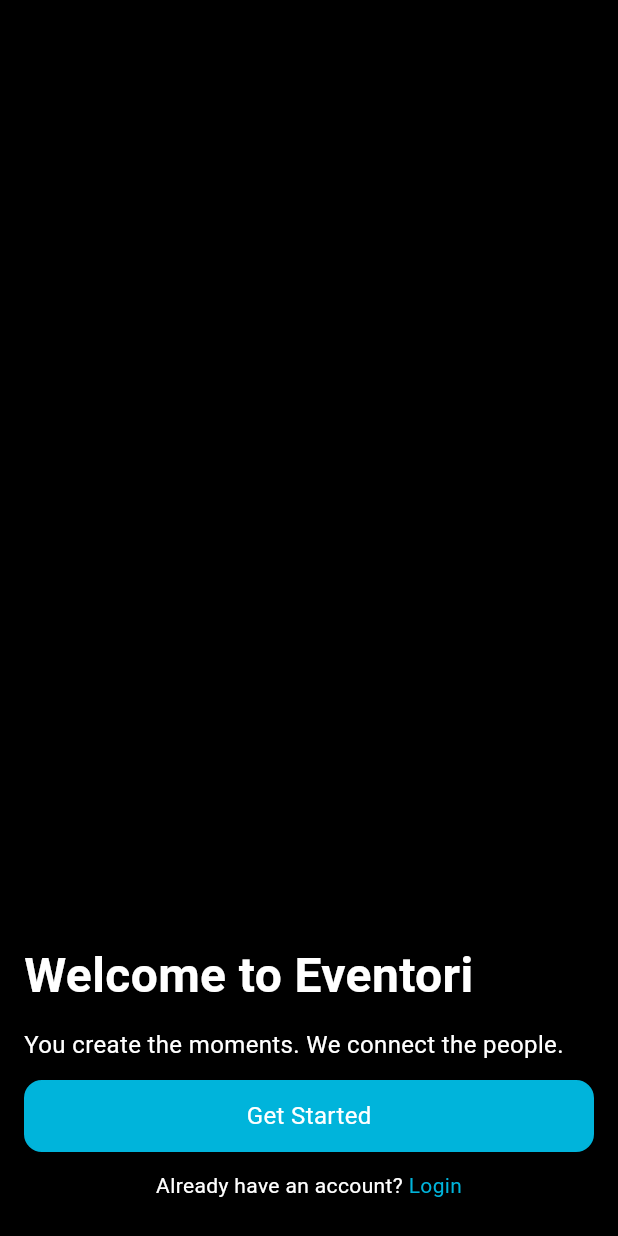
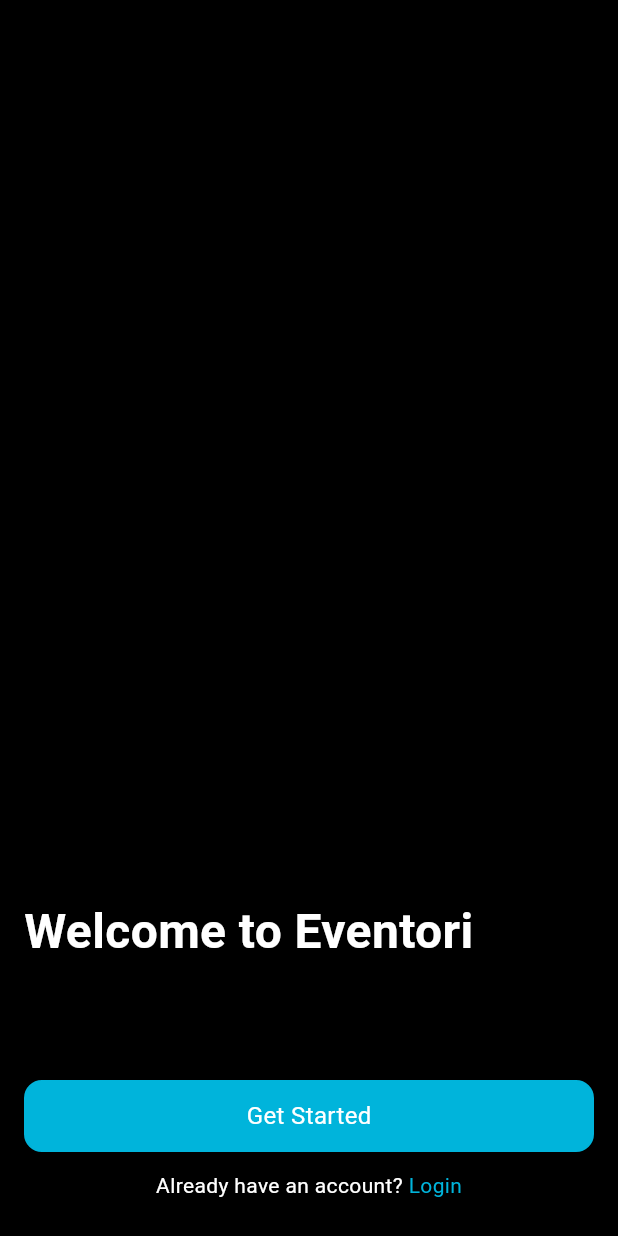
Before and after one commit to SardarAhmad000/eventori_ui, a Flutter app: the screen it shows after launch, on a phone screen of 412 x 824 dp. Run offline on Flutter 3.47's test engine with Material 3 defaults, Android fonts, the phone set to English and light mode, and no system bars; drawn by our look-alikes of zoom_tap_animation; our stand-ins replace cached_network_image, dotted_border, dropdown_button2, get, pin_code_fields, sizer; missing offline and left inert: country_picker_bkb, curved_nav_bar; Roboto replaces fonts that are missing (Outfit).

```diff
--- a/lib/constants/aap_assets.dart
+++ b/lib/constants/aap_assets.dart
@@ -28,6 +28,9 @@ class AppAssets{
   static String starIcon= 'assets/app_icons/star_icon.png';
   static String verifiedIcon= 'assets/app_icons/verified_icon.png';
   static String copyIcon= 'assets/app_icons/copy_icon.png';
+  static String addIcon= 'assets/app_icons/add_icon.png';
+  static String filterFunnelIcon= 'assets/app_icons/filter_funnel_icon.png';
+  static String moreHorizIcon= 'assets/app_icons/more_horiz_icon.png';
 
 
 
--- a/lib/constants/app_text_style.dart
+++ b/lib/constants/app_text_style.dart
@@ -15,37 +15,12 @@ class AppTextStyle {
     fontWeight: FontWeight.w600,
   );
 
-  //OnBoardingScreen
-
   static TextStyle onBoardingTitleStyle = TextStyle(
     fontFamily: fontFamily,
     color: AppTheme.whiteColor,
     fontSize: 32,
     fontWeight: FontWeight.w600,
   );
-
-  static TextStyle font16W400WhiteColorTextStyle = TextStyle(
-    fontFamily: fontFamily,
-    color: AppTheme.whiteColor,
-    fontSize: 16,
-    fontWeight: FontWeight.w400,
-  );
-
-
-  static TextStyle AlreadyTextStyle = TextStyle(
-    fontFamily: fontFamily,
-    color: AppTheme.whiteColor,
-    fontSize: 14,
-    fontWeight: FontWeight.w400,
-  );
-  static TextStyle cyanColorStyle = TextStyle(
-    fontFamily: fontFamily,
-    color: AppTheme.lightCyanColor,
-    fontSize: 14,
-    fontWeight: FontWeight.w400,
-  );
-
-  //Selection Screen
 
   static TextStyle selectionTitleStyle = TextStyle(
     fontFamily: fontFamily,
@@ -54,21 +29,6 @@ class AppTextStyle {
     fontWeight: FontWeight.w500,
   );
 
-  static TextStyle cardTitle = TextStyle(
-    fontFamily: fontFamily,
-    color: AppTheme.whiteColor,
-    fontSize: 16,
-    fontWeight: FontWeight.w600,
-  );
-
-  static TextStyle font12W400WhiteColorTextStyle = TextStyle(
-    fontFamily: fontFamily,
-    color: AppTheme.whiteColor,
-    fontSize: 12,
-    fontWeight: FontWeight.w400,
-  );
-
-  //Add Profile Screen
   static TextStyle TitleStyle = TextStyle(
     fontFamily: fontFamily,
     color: AppTheme.darkpurpleColor,
@@ -76,47 +36,26 @@ class AppTextStyle {
     fontWeight: FontWeight.w600,
   );
 
-  static TextStyle SubtitleStyle = TextStyle(
+  static TextStyle dailogeTitle = TextStyle(
     fontFamily: fontFamily,
-    color: AppTheme.stormyIndigoColor,
-    fontSize: 16,
-    fontWeight: FontWeight.w400,
+    fontSize: 32,
+    fontWeight: FontWeight.w600,
+    color: AppTheme.blackColor,
   );
 
-  static TextStyle skipStyle = TextStyle(
+  static TextStyle myEventTitle = TextStyle(
     fontFamily: fontFamily,
-    color: AppTheme.silverColor,
-    fontSize: 16,
-    fontWeight: FontWeight.w400,
+    color: AppTheme.blackColor,
+    fontSize: 24,
+    fontWeight: FontWeight.w600,
   );
 
-  //Login Screen
-
-  static TextStyle bottomtextStyle = TextStyle(
+  static TextStyle font20w500TextStyle = TextStyle(
     fontFamily: fontFamily,
-    color: AppTheme.darkpurpleColor,
-    fontSize: 16,
-    fontWeight: FontWeight.w400,
+    color: AppTheme.whiteColor,
+    fontSize: 20,
+    fontWeight: FontWeight.w500,
   );
-  static TextStyle bottomSignUptextStyle = TextStyle(
-    fontFamily: fontFamily,
-    color: AppTheme.lightCyanColor,
-    fontSize: 16,
-    fontWeight: FontWeight.w400,
-  );
-
-
-// VERIFY ACCOUNT SCREEN
-
-  static TextStyle secondtextStyle = TextStyle(
-    fontFamily: fontFamily,
-    color: AppTheme.darkpurpleColor,
-    fontSize: 16,
-    fontWeight: FontWeight.w400,
-  );
-
-
-// CreateEventScreen
 
   static TextStyle titleTextStyle = TextStyle(
     fontFamily: fontFamily,
@@ -125,66 +64,11 @@ class AppTextStyle {
     fontWeight: FontWeight.w600,
   );
 
-  static TextStyle font16titlesubtitleStyle = TextStyle(
-    fontFamily: fontFamily,
-    color: AppTheme.midnightBlueColor,
-    fontSize: 16,
-    fontWeight: FontWeight.w500,
-  );
-
-  static TextStyle createEventUpload = TextStyle(
-    fontFamily: fontFamily,
-    color: AppTheme.silverColor,
-    fontSize: 14,
-    fontWeight: FontWeight.w500,
-  );
-
-  static TextStyle NotSureStyle = TextStyle(
-    fontFamily: fontFamily,
-    color: AppTheme.blackColor,
-    fontSize: 12,
-    fontWeight: FontWeight.w400,
-  );
-
-  //MY EVENT SCREEN
-
-  static TextStyle myEventTitle = TextStyle(
-    fontFamily: fontFamily,
-    color: AppTheme.blackColor,
-    fontSize: 24,
-    fontWeight: FontWeight.w600,
-  );
-
-
-  static TextStyle myEventmonth = TextStyle(
-    fontFamily: fontFamily,
-    color: AppTheme.paperWhiteColor,
-    fontSize: 12,
-    fontWeight: FontWeight.w400,
-  );
-
   static TextStyle myEventName = TextStyle(
     fontFamily: fontFamily,
     color: AppTheme.paperWhiteColor,
     fontSize: 20,
     fontWeight: FontWeight.w600,
-  );
-
-//Nav Bar
-
-
-  static TextStyle dailogeTitle = TextStyle(
-    fontFamily: fontFamily,
-    fontSize: 32,
-    fontWeight: FontWeight.w600,
-    color: AppTheme.blackColor,
-  );
-
-  static TextStyle  font16W400BColorTextStyle= TextStyle(
-    fontFamily: fontFamily,
-    color: AppTheme.blackColor,
-    fontSize: 16,
-    fontWeight: FontWeight.w400,
   );
 
   static TextStyle homeAppBarTextStyle= TextStyle(
@@ -208,6 +92,113 @@ class AppTextStyle {
     fontWeight: FontWeight.w500,
   );
 
+  static TextStyle eventAboutTextsStyle = TextStyle(
+    fontFamily: fontFamily,
+    color: AppTheme.blackColor,
+    fontSize: 18,
+    fontWeight: FontWeight.w600,
+  );
+
+  static TextStyle font18W700BColorTextStyle = TextStyle(
+    fontFamily: fontFamily,
+    color: AppTheme.blackColor,
+    fontSize: 18,
+    fontWeight: FontWeight.w700,
+  );
+
+  static TextStyle vendorTitle= TextStyle(
+    fontFamily: fontFamily,
+    color: AppTheme.blackColor,
+    fontSize: 18,
+    fontWeight: FontWeight.w500,
+  );
+
+
+  static TextStyle font16W400WhiteColorTextStyle = TextStyle(
+    fontFamily: fontFamily,
+    color: AppTheme.whiteColor,
+    fontSize: 16,
+    fontWeight: FontWeight.w400,
+  );
+
+  static TextStyle cardTitle = TextStyle(
+    fontFamily: fontFamily,
+    color: AppTheme.whiteColor,
+    fontSize: 16,
+    fontWeight: FontWeight.w600,
+  );
+
+
+  static TextStyle SubtitleStyle = TextStyle(
+    fontFamily: fontFamily,
+    color: AppTheme.stormyIndigoColor,
+    fontSize: 16,
+    fontWeight: FontWeight.w400,
+  );
+
+  static TextStyle skipStyle = TextStyle(
+    fontFamily: fontFamily,
+    color: AppTheme.silverColor,
+    fontSize: 16,
+    fontWeight: FontWeight.w400,
+  );
+
+  static TextStyle font16W400DPColorStyle = TextStyle(
+    fontFamily: fontFamily,
+    color: AppTheme.darkpurpleColor,
+    fontSize: 16,
+    fontWeight: FontWeight.w400,
+  );
+  static TextStyle bottomSignUptextStyle = TextStyle(
+    fontFamily: fontFamily,
+    color: AppTheme.lightCyanColor,
+    fontSize: 16,
+    fontWeight: FontWeight.w400,
+  );
+
+  static TextStyle font16titlesubtitleStyle = TextStyle(
+    fontFamily: fontFamily,
+    color: AppTheme.midnightBlueColor,
+    fontSize: 16,
+    fontWeight: FontWeight.w500,
+  );
+
+  static TextStyle  font16W400BColorTextStyle= TextStyle(
+    fontFamily: fontFamily,
+    color: AppTheme.blackColor,
+    fontSize: 16,
+    fontWeight: FontWeight.w400,
+  );
+
+  static TextStyle textsStyleEvent = TextStyle(
+    fontFamily: fontFamily,
+    color: AppTheme.blackColor,
+    fontSize: 16,
+    fontWeight: FontWeight.w500,
+  );
+
+
+
+  static TextStyle AlreadyTextStyle = TextStyle(
+    fontFamily: fontFamily,
+    color: AppTheme.whiteColor,
+    fontSize: 14,
+    fontWeight: FontWeight.w400,
+  );
+  static TextStyle cyanColorStyle = TextStyle(
+    fontFamily: fontFamily,
+    color: AppTheme.lightCyanColor,
+    fontSize: 14,
+    fontWeight: FontWeight.w400,
+  );
+
+  static TextStyle createEventUpload = TextStyle(
+    fontFamily: fontFamily,
+    color: AppTheme.silverColor,
+    fontSize: 14,
+    fontWeight: FontWeight.w500,
+  );
+
   static TextStyle newsEventTitle= TextStyle(
     fontFamily: fontFamily,
     color: AppTheme.whiteColor,
@@ -221,19 +212,7 @@ class AppTextStyle {
     fontSize: 14,
     fontWeight: FontWeight.w600,
   );
-  static TextStyle eventSubTitle= TextStyle(
-    fontFamily: fontFamily,
-    color: AppTheme.slateGreyColor,
-    fontSize: 12,
-    fontWeight: FontWeight.w400,
-  );
 
-  static TextStyle font20w500TextStyle = TextStyle(
-    fontFamily: fontFamily,
-    color: AppTheme.whiteColor,
-    fontSize: 20,
-    fontWeight: FontWeight.w500,
-  );
 
   static TextStyle featuredEventSubTitle = TextStyle(
     fontFamily: fontFamily,
@@ -247,18 +226,48 @@ class AppTextStyle {
     fontSize: 14,
     fontWeight: FontWeight.w400,
   );
+
+  static TextStyle font14W500BColorTextStyle= TextStyle(
+    fontFamily: fontFamily,
+    fontSize: 14,
+    fontWeight: FontWeight.w500,
+    color: AppTheme.blackColor,
+  );
+
+
+
+  static TextStyle font12W400WhiteColorTextStyle = TextStyle(
+    fontFamily: fontFamily,
+    color: AppTheme.whiteColor,
+    fontSize: 12,
+    fontWeight: FontWeight.w400,
+  );
+
+  static TextStyle NotSureStyle = TextStyle(
+    fontFamily: fontFamily,
+    color: AppTheme.blackColor,
+    fontSize: 12,
+    fontWeight: FontWeight.w400,
+  );
+
+  static TextStyle myEventmonth = TextStyle(
+    fontFamily: fontFamily,
+    color: AppTheme.paperWhiteColor,
+    fontSize: 12,
+    fontWeight: FontWeight.w400,
+  );
+
+  static TextStyle eventSubTitle= TextStyle(
+    fontFamily: fontFamily,
+    color: AppTheme.slateGreyColor,
+    fontSize: 12,
+    fontWeight: FontWeight.w400,
+  );
+
   static TextStyle vendorSponsStyle = TextStyle(
     fontFamily: fontFamily,
     color: AppTheme.lightIndigoColor,
     fontSize: 12,
-    fontWeight: FontWeight.w500,
-  );
-
-
-  static TextStyle vendorTitle= TextStyle(
-    fontFamily: fontFamily,
-    color: AppTheme.blackColor,
-    fontSize: 18,
     fontWeight: FontWeight.w500,
   );
 
@@ -269,7 +278,12 @@ class AppTextStyle {
     fontWeight: FontWeight.w400,
   );
 
-
+  static TextStyle eventPlanPriceTextStyle= TextStyle(
+    fontFamily: fontFamily,
+    color: AppTheme.deepSpaceBlueColor,
+    fontSize: 12,
+    fontWeight: FontWeight.w400,
+  );
 
   static TextStyle vendorEventsTextStyle = TextStyle(
     fontFamily: fontFamily,
@@ -277,32 +291,6 @@ class AppTextStyle {
     fontSize: 10,
     fontWeight: FontWeight.w400,
   );
-  static TextStyle textsStyleEvent = TextStyle(
-    fontFamily: fontFamily,
-    color: AppTheme.blackColor,
-    fontSize: 16,
-    fontWeight: FontWeight.w500,
-  );
-
-  static TextStyle eventAboutTextsStyle = TextStyle(
-    fontFamily: fontFamily,
-    color: AppTheme.blackColor,
-    fontSize: 18,
-    fontWeight: FontWeight.w600,
-  );
-
-  static TextStyle eventPlanPriceTextStyle= TextStyle(
-    fontFamily: fontFamily,
-    color: AppTheme.deepSpaceBlueColor,
-    fontSize: 12,
-    fontWeight: FontWeight.w400,
-  );
-  static TextStyle font14W500BColorTextStyle= TextStyle(
-    fontFamily: fontFamily,
-    fontSize: 14,
-    fontWeight: FontWeight.w500,
-    color: AppTheme.blackColor,
-  );
 
 
 }
--- a/lib/view/auth/screens/login_screen.dart
+++ b/lib/view/auth/screens/login_screen.dart
@@ -206,7 +206,7 @@ class _LoginScreenState extends State<LoginScreen> {
                             children: [
                               Text(
                                   "Don't have an account? ",
-                                  style: AppTextStyle.bottomtextStyle),
+                                  style: AppTextStyle.font16W400DPColorStyle),
                               GestureDetector(
                                 onTap: () {
                                   Get.toNamed(AppRoutes.signUpScreen);
--- a/lib/view/auth/screens/password_otp_screen.dart
+++ b/lib/view/auth/screens/password_otp_screen.dart
@@ -148,7 +148,7 @@ class PasswordOTPScreenState extends State<PasswordOTPScreen> {
                         text: _secondsRemaining > 0
                             ? '$_secondsRemaining seconds'
                             : '',
-                        style: AppTextStyle.secondtextStyle,
+                        style: AppTextStyle.font16W400DPColorStyle,
                       ),
                     ],
                   ),
--- a/lib/view/auth/screens/sign_up_screen.dart
+++ b/lib/view/auth/screens/sign_up_screen.dart
@@ -649,7 +649,7 @@ class _SignUpScreenState extends State<SignUpScreen> {
                             mainAxisAlignment: MainAxisAlignment.center,
                             children: [
                               Text("Already have an account? ",
-                                  style: AppTextStyle.bottomtextStyle),
+                                  style: AppTextStyle.font16W400DPColorStyle),
                               GestureDetector(
                                 onTap: () {
                                   Get.toNamed(AppRoutes.loginScreen);
--- a/lib/view/auth/screens/verify_account_screen.dart
+++ b/lib/view/auth/screens/verify_account_screen.dart
@@ -145,7 +145,7 @@ class _VerifyAccountScreenState extends State<VerifyAccountScreen> {
                       ),
                       TextSpan(
                         text: '$_secondsRemaining seconds',
-                        style: AppTextStyle.secondtextStyle,
+                        style: AppTextStyle.font16W400DPColorStyle,
                       ),
                     ],
                   ),
--- a/lib/view/bottom_nav_bar/nav_bar_screen.dart
+++ b/lib/view/bottom_nav_bar/nav_bar_screen.dart
@@ -5,6 +5,7 @@ import 'package:eventori/constants/aap_assets.dart';
 import 'package:eventori/view/roles/customer/home/screens/dashboard_screen.dart';
 import 'package:flutter/material.dart';
 import '../../AppTheme/app_theme.dart';
+import '../roles/customer/chat/screen/chat_screen.dart';
 import '../roles/customer/event/create_event_screen.dart';
 
 class NavBarScreen extends StatefulWidget {
@@ -20,7 +21,7 @@ class _NavBarScreenState extends State<NavBarScreen> {
     // const HomePage(),
     const Center(child: Text('Search Screen', style: TextStyle(fontSize: 18))),
     const CreateEventScreen(),
-    const Center(child: Text('Chat Screen', style: TextStyle(fontSize: 18))),
+    const ChatScreen(),
     const Center(child: Text('Dashboard Screen', style: TextStyle(fontSize: 18))),
   ];
 
--- a/lib/view/onboarding/onboarding_screen.dart
+++ b/lib/view/onboarding/onboarding_screen.dart
@@ -33,7 +33,7 @@ class _OnboardingScreenState extends State<OnboardingScreen> {
               const SizedBox(height: 12),
               Text(
                 'You create the moments. We connect the people.',
-                style: AppTextStyle.font16W400WhiteColorTextStyle,
+                style: AppTextStyle.font18W700BColorTextStyle,
               ),
               const SizedBox(height: 12),
               CustomButton(
--- a/lib/view/onboarding/widgets/selection_tittle.dart
+++ b/lib/view/onboarding/widgets/selection_tittle.dart
@@ -16,7 +16,7 @@ class SelectionTitle extends StatelessWidget {
         const SizedBox(height: 8),
         Text(
           'Tell us who you are so we can tailor your Eventori experience.',
-          style: AppTextStyle.font16W400WhiteColorTextStyle,
+          style: AppTextStyle.font18W700BColorTextStyle,
         ),
       ],
     );
--- a/lib/view/roles/customer/home/screens/dashboard_screen.dart
+++ b/lib/view/roles/customer/home/screens/dashboard_screen.dart
@@ -70,7 +70,7 @@ class _DashboardScreenState extends State<DashboardScreen> {
                                       style: AppTextStyle.AlreadyTextStyle),
                                   const SizedBox(height: 2),
                                   Text('Welcome Back!',
-                                      style: AppTextStyle.font16W400WhiteColorTextStyle),
+                                      style: AppTextStyle.font18W700BColorTextStyle),
                                 ],
                               ),
                             ],
```
Also changed, not shown: lib/view/roles/customer/chat/screen/chat_screen.dart (added, +320 -0 lines), lib/view/roles/customer/chat/widgets/chat_tab_bar.dart (added, +43 -0 lines), assets/app_icons/add_icon.png (added), assets/app_icons/filter_funnel_icon.png (added), assets/app_icons/more_horiz_icon.png (added).
